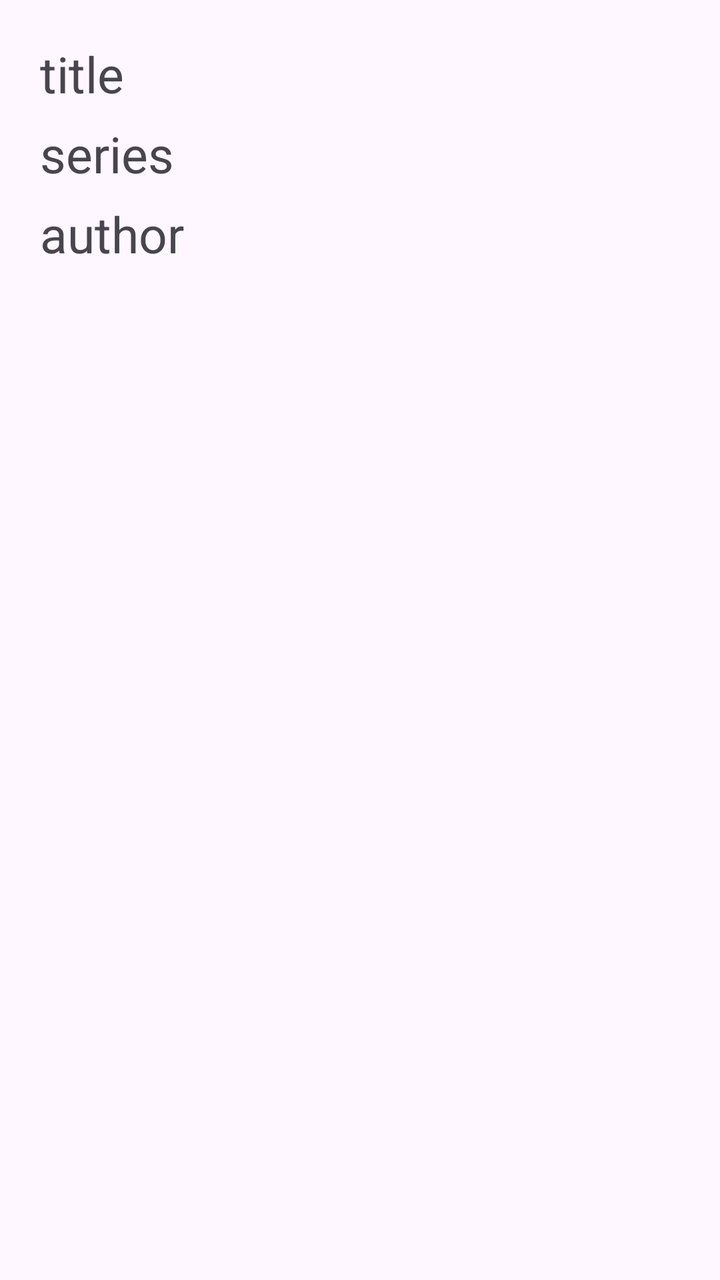
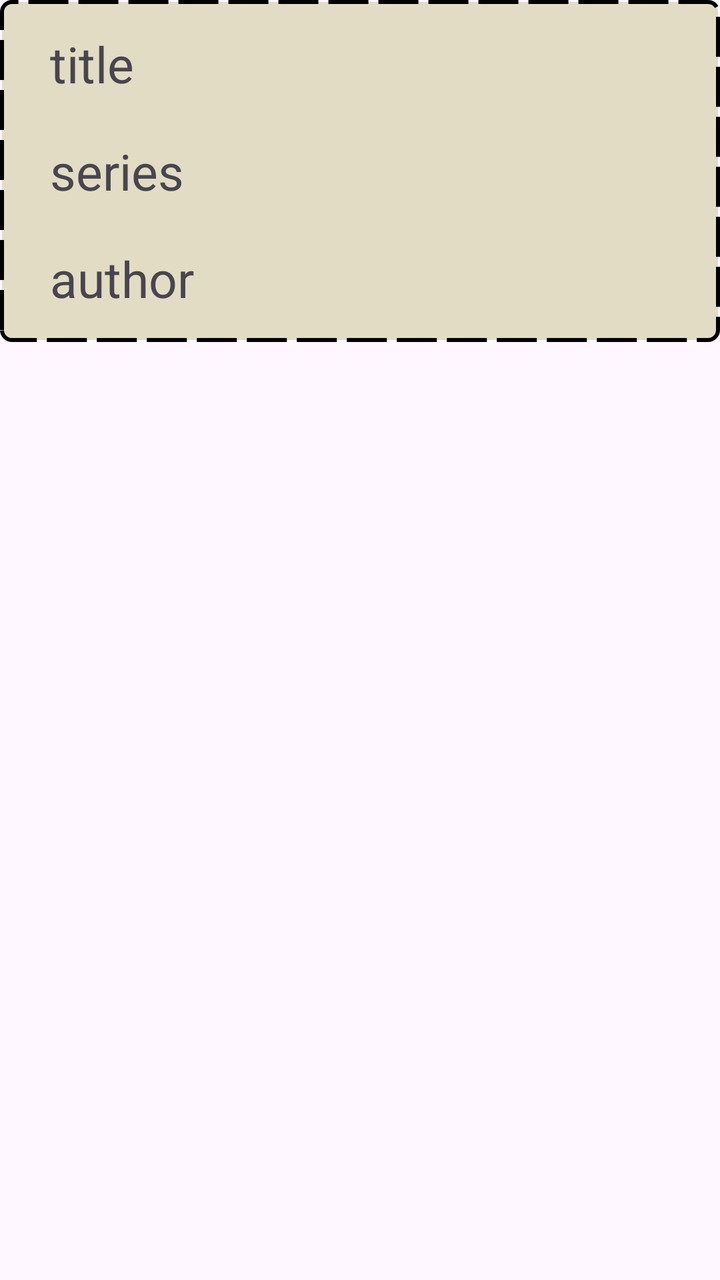

Before-and-after screenshots of an Android layout around one commit, followed by the original layout XML and the change that was made.
<!-- AndroidManifest.xml: application theme Theme.Pr_3kurs_5_1_Romanov -->
<!-- res/layout/book_data.xml -->
<?xml version="1.0" encoding="utf-8"?>
<RelativeLayout xmlns:android="http://schemas.android.com/apk/res/android"
    android:layout_width="match_parent"
    android:layout_height="150dp">


    <TextView
        android:id="@+id/title"
        android:layout_width="wrap_content"
        android:layout_height="wrap_content"
        android:layout_alignParentStart="true"
        android:layout_margin="10dp"
        android:layout_marginStart="10dp"
        android:padding="10dp"
        android:text="title"
        android:textSize="25sp" />

    <TextView
        android:id="@+id/series"
        android:layout_width="wrap_content"
        android:layout_height="wrap_content"
        android:layout_alignTop="@id/title"
        android:layout_marginTop="40dp"
        android:layout_marginStart="10dp"
        android:layout_alignParentStart="true"
        android:padding="10dp"
        android:text="series"
        android:textSize="25sp" />

    <TextView
        android:id="@+id/author"
        android:layout_width="wrap_content"
        android:layout_height="wrap_content"
        android:layout_alignTop="@id/series"
        android:layout_marginTop="40dp"
        android:layout_marginStart="10dp"
        android:layout_alignParentStart="true"
        android:padding="10dp"
        android:text="author"
        android:textSize="25sp" />

</RelativeLayout>
<!-- resources referenced by this layout -->
<resources>
  <style name="Theme.Pr_3kurs_5_1_Romanov" parent="Base.Theme.Pr_3kurs_5_1_Romanov" />
  <style name="Base.Theme.Pr_3kurs_5_1_Romanov" parent="Theme.Material3.DayNight.NoActionBar">
          
          
      </style>
</resources>

<!-- the commit's change to res/layout/book_data.xml (unified diff, before → after) -->
@@ -1,16 +1,21 @@
 <?xml version="1.0" encoding="utf-8"?>
 <RelativeLayout xmlns:android="http://schemas.android.com/apk/res/android"
     android:layout_width="match_parent"
-    android:layout_height="150dp">
+    android:layout_height="wrap_content">
 
-
+<LinearLayout
+    android:layout_width="match_parent"
+    android:layout_height="wrap_content"
+    android:orientation="vertical"
+    android:background="@drawable/background_rectangle"
+    android:padding="5dp">
     <TextView
         android:id="@+id/title"
         android:layout_width="wrap_content"
         android:layout_height="wrap_content"
-        android:layout_alignParentStart="true"
-        android:layout_margin="10dp"
+
         android:layout_marginStart="10dp"
+
         android:padding="10dp"
         android:text="title"
         android:textSize="25sp" />
@@ -19,10 +24,10 @@
         android:id="@+id/series"
         android:layout_width="wrap_content"
         android:layout_height="wrap_content"
-        android:layout_alignTop="@id/title"
-        android:layout_marginTop="40dp"
+
+
         android:layout_marginStart="10dp"
-        android:layout_alignParentStart="true"
+
         android:padding="10dp"
         android:text="series"
         android:textSize="25sp" />
@@ -31,12 +36,13 @@
         android:id="@+id/author"
         android:layout_width="wrap_content"
         android:layout_height="wrap_content"
-        android:layout_alignTop="@id/series"
-        android:layout_marginTop="40dp"
+
+
         android:layout_marginStart="10dp"
-        android:layout_alignParentStart="true"
+
         android:padding="10dp"
         android:text="author"
         android:textSize="25sp" />
+</LinearLayout>
 
 </RelativeLayout>
<!-- resource entries referenced after the edit -->
@@ -1,6 +1,16 @@
 <!-- resources referenced by this layout -->
 <resources>
+  <!-- drawable background_rectangle (drawable) -->
+  <?xml version="1.0" encoding="utf-8"?>
+  <shape xmlns:android="http://schemas.android.com/apk/res/android">
+  <solid android:color="@color/background"/>
+      <corners android:radius="5dp"/>
+      <stroke android:color="@color/black" android:width="2dp" android:dashWidth="20dp" android:dashGap="5dp"/>
+  
+  </shape>
   <style name="Theme.Pr_3kurs_5_1_Romanov" parent="Base.Theme.Pr_3kurs_5_1_Romanov" />
+  <color name="background">#e2dcc5</color>
+  <color name="black">#FF000000</color>
   <style name="Base.Theme.Pr_3kurs_5_1_Romanov" parent="Theme.Material3.DayNight.NoActionBar">
           
           
